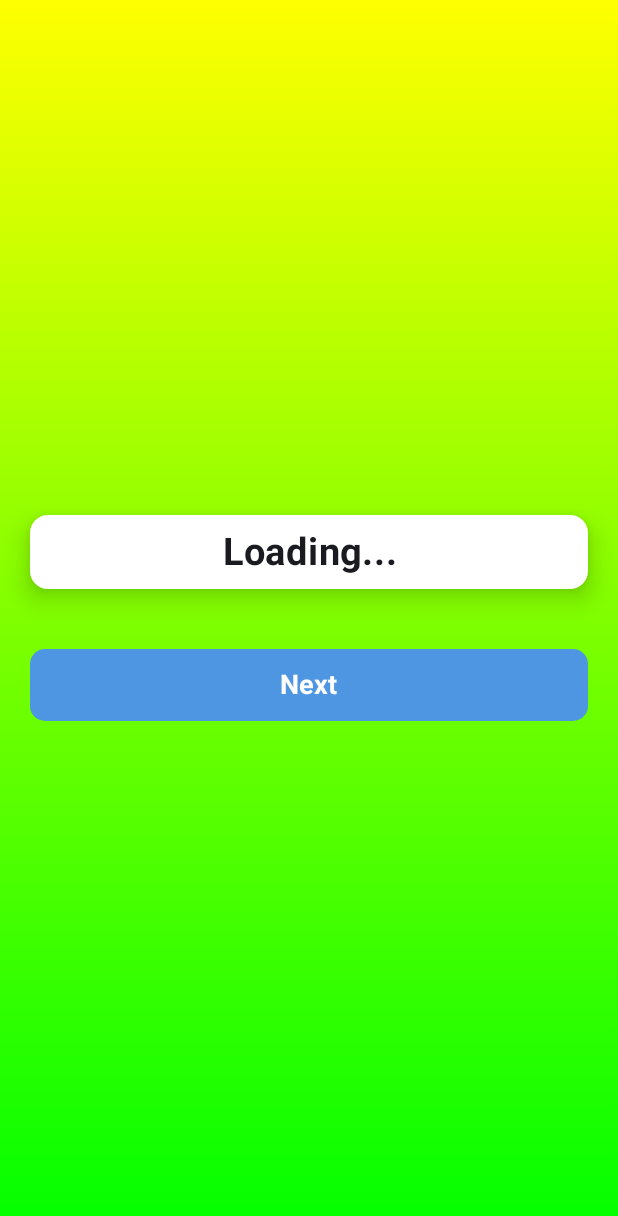
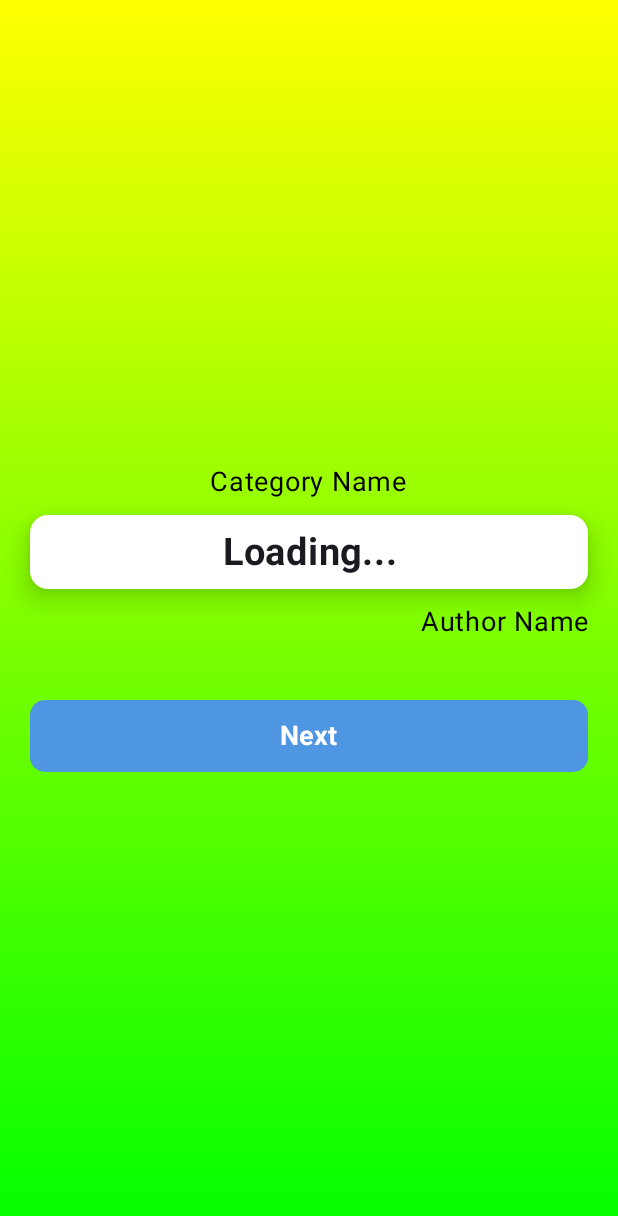
Before and after one commit to kpatel2000/EverydayApp, an Android app built with Jetpack Compose: the screen it shows after launch (MainActivity), on a phone screen of 412 x 824 dp. Shown: the top 1216 px of the screen. Run offline under Robolectric (Android 15) with nearby library versions, the phone set to English and light mode, and no system bars; our stand-ins replace livedata-compose; network calls fail; 1 statement that could not run was skipped.

Commit message:
"Added Category and Author Name"

```diff
--- a/app/src/main/java/com/kp/everdayapp/repository/QuoteRepository.kt
+++ b/app/src/main/java/com/kp/everdayapp/repository/QuoteRepository.kt
@@ -12,7 +12,7 @@ class QuoteRepository {
         return if (response.isSuccessful && response.body() != null) {
             response.body()!![0]
         }else {
-            null;
+            null
         }
     }
 }
--- a/app/src/main/java/com/kp/everdayapp/screens/QuoteScreen.kt
+++ b/app/src/main/java/com/kp/everdayapp/screens/QuoteScreen.kt
@@ -46,11 +46,16 @@ fun QuoteScreen(quoteViewModel: QuoteViewModel) {
         verticalArrangement = Arrangement.Center,
         horizontalAlignment = Alignment.CenterHorizontally
     ) {
+        Text(
+            text = quote?.category ?: "Category Name",
+            fontSize = 18.sp,
+            color = Color.Black
+        )
         Card(
             modifier = Modifier
                 .fillMaxWidth()
                 .wrapContentHeight()
-                .padding(start = 20.dp, end = 20.dp),
+                .padding(start = 20.dp, end = 20.dp, top = 10.dp),
             colors = CardDefaults.cardColors(
                 containerColor = Color.White
             ),
@@ -64,16 +69,24 @@ fun QuoteScreen(quoteViewModel: QuoteViewModel) {
                 horizontalAlignment = Alignment.CenterHorizontally
             ) {
                 Text(
-                    text = if (quote.isNullOrBlank()) "Loading..." else quote!!,
+                    text = if (quote?.quote.isNullOrBlank()) "Loading..." else quote?.quote!!,
                     fontSize = 25.sp,
                     fontWeight = FontWeight.Bold,
                     textAlign = TextAlign.Center,
-                    modifier = if (quote.isNullOrBlank()) Modifier
+                    modifier = if (quote?.quote.isNullOrBlank()) Modifier
                         .padding(all = 10.dp)
                         .fillMaxWidth() else Modifier.padding(all = 10.dp)
                 )
             }
         }
+
+        Text(text = quote?.author ?: "Author Name",
+            fontSize = 18.sp,
+            modifier = Modifier
+                .fillMaxWidth()
+                .padding(end = 20.dp, top = 10.dp),
+            textAlign = TextAlign.End
+        )
 
         Button(
             onClick = { quoteViewModel.getQuote() },
--- a/app/src/main/java/com/kp/everdayapp/viewmodel/QuoteViewModel.kt
+++ b/app/src/main/java/com/kp/everdayapp/viewmodel/QuoteViewModel.kt
@@ -4,18 +4,19 @@ import androidx.lifecycle.LiveData
 import androidx.lifecycle.MutableLiveData
 import androidx.lifecycle.ViewModel
 import androidx.lifecycle.viewModelScope
+import com.kp.everdayapp.models.QuoteData
 import com.kp.everdayapp.repository.QuoteRepository
 import kotlinx.coroutines.launch
 
 class QuoteViewModel : ViewModel(){
 
     private val quoteRepository = QuoteRepository()
-    private val _quote = MutableLiveData<String>()
-    val quoteLiveData: LiveData<String> = _quote
+    private val _quote = MutableLiveData<QuoteData>()
+    val quoteLiveData: LiveData<QuoteData> = _quote
 
     fun getQuote() = viewModelScope.launch {
         val quote = quoteRepository.getQuote()
-        _quote.value = quote?.quote
+        _quote.value = quote!!
     }
 
 }
```
